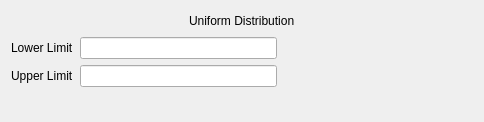
This is quocs_pyqtinterface/gui/uifiles/UniformDistribution.ui in Quantum-OCS/QuOCS-pyside2interface as Qt 5 draws it before an edit. The edited form follows.
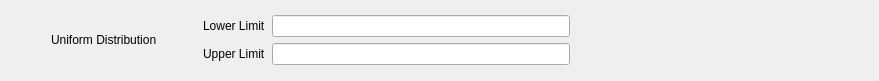
This is the edited form.

Commit message: Few ui layout adjustments

Diff of the .ui file:
```diff
--- a/quocs_pyqtinterface/gui/uifiles/UniformDistribution.ui
+++ b/quocs_pyqtinterface/gui/uifiles/UniformDistribution.ui
@@ -6,14 +6,35 @@
    <rect>
     <x>0</x>
     <y>0</y>
-    <width>484</width>
-    <height>122</height>
+    <width>879</width>
+    <height>81</height>
    </rect>
   </property>
+  <property name="minimumSize">
+   <size>
+    <width>336</width>
+    <height>80</height>
+   </size>
+  </property>
   <property name="windowTitle">
    <string>Form</string>
   </property>
+  <layout class="QFormLayout" name="formLayout">
+   <item row="0" column="0">
   <layout class="QVBoxLayout" name="verticalLayout">
+     <item>
+      <spacer name="verticalSpacer">
+       <property name="orientation">
+        <enum>Qt::Vertical</enum>
+       </property>
+       <property name="sizeHint" stdset="0">
+        <size>
+         <width>20</width>
+         <height>40</height>
+        </size>
+       </property>
+      </spacer>
+     </item>
    <item>
     <layout class="QHBoxLayout" name="horizontalLayout">
      <item>
@@ -52,6 +73,36 @@
     </layout>
    </item>
    <item>
+      <spacer name="verticalSpacer_2">
+       <property name="orientation">
+        <enum>Qt::Vertical</enum>
+       </property>
+       <property name="sizeHint" stdset="0">
+        <size>
+         <width>20</width>
+         <height>40</height>
+        </size>
+       </property>
+      </spacer>
+     </item>
+    </layout>
+   </item>
+   <item row="0" column="1">
+    <layout class="QVBoxLayout" name="verticalLayout_2">
+     <item>
+      <spacer name="verticalSpacer_3">
+       <property name="orientation">
+        <enum>Qt::Vertical</enum>
+       </property>
+       <property name="sizeHint" stdset="0">
+        <size>
+         <width>20</width>
+         <height>40</height>
+        </size>
+       </property>
+      </spacer>
+     </item>
+     <item>
     <layout class="QHBoxLayout" name="horizontalLayout_2">
      <item>
       <widget class="QLabel" name="label">
@@ -110,17 +161,19 @@
     </layout>
    </item>
    <item>
-    <spacer name="verticalSpacer">
+      <spacer name="verticalSpacer_4">
      <property name="orientation">
       <enum>Qt::Vertical</enum>
      </property>
      <property name="sizeHint" stdset="0">
       <size>
        <width>20</width>
-       <height>11</height>
+         <height>40</height>
       </size>
      </property>
     </spacer>
+     </item>
+    </layout>
    </item>
   </layout>
  </widget>
```
Lines whose indentation alone changed are shown as unchanged. The commit also changes 5 other files.
